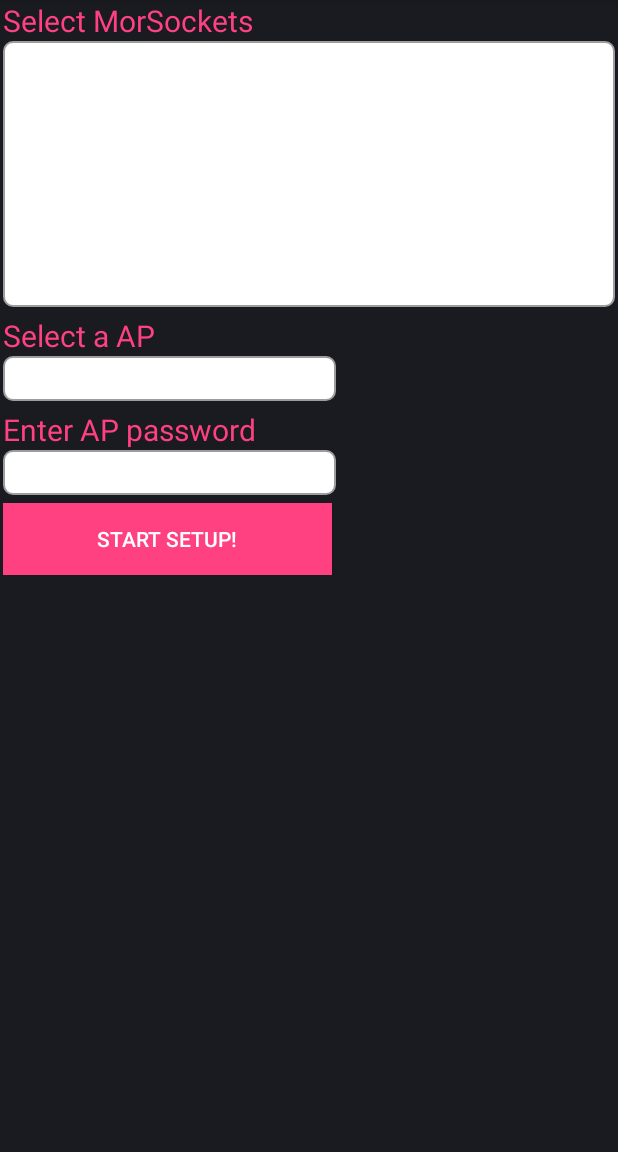
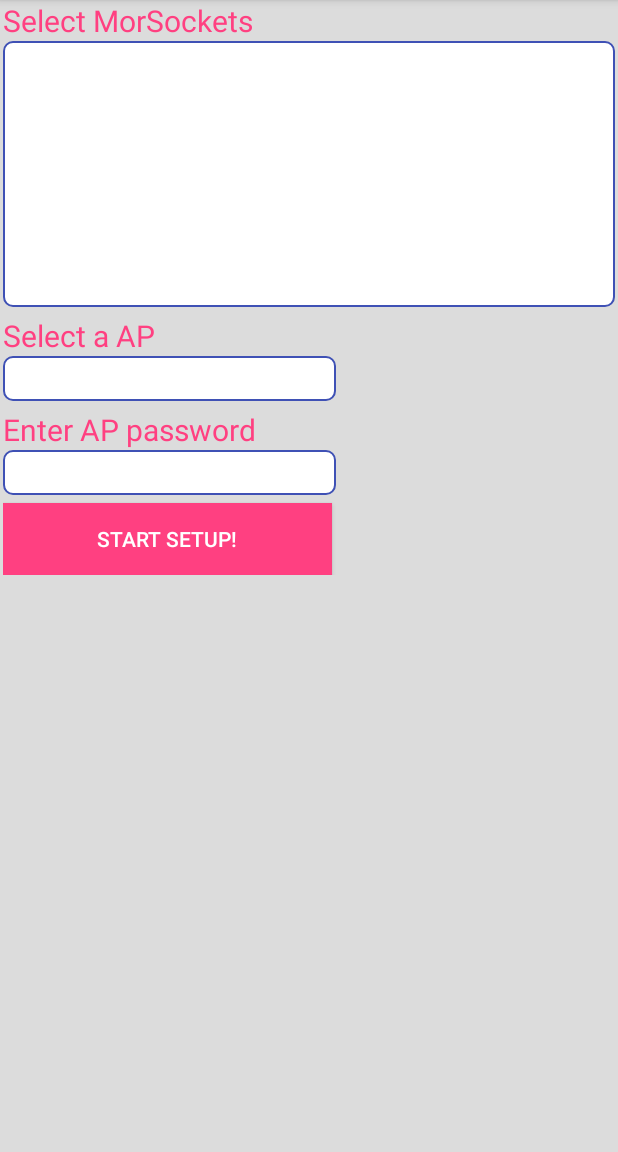
Before and after one commit to IoTtalk/MorSocketCtl, an Android app: the layout activity_setup.xml on its own in the app's theme, with its tools: preview values and no code run, on a phone screen of 412 x 824 dp, the part 84-1236 px from its top. Run offline under Robolectric (Android 15) with nearby library versions, the phone set to English and light mode, and no system bars.

Commit message:
UI adjust

```diff
--- a/MorSocketCtl/src/main/java/tw/edu/nctu/pcslab/socketctl/ControllerActivity.java
+++ b/MorSocketCtl/src/main/java/tw/edu/nctu/pcslab/socketctl/ControllerActivity.java
@@ -33,14 +33,13 @@ import android.widget.EditText;
 import android.widget.LinearLayout;
 import android.widget.ListView;
 import android.widget.PopupWindow;
-import android.widget.Spinner;
 import android.widget.Switch;
 import android.widget.TextView;
-import android.widget.Toast;
 
 import com.github.aakira.expandablelayout.Utils;
 import com.google.gson.Gson;
 import com.qmuiteam.qmui.util.QMUIDisplayHelper;
+import com.qmuiteam.qmui.widget.QMUITopBar;
 import com.qmuiteam.qmui.widget.popup.QMUIListPopup;
 import com.qmuiteam.qmui.widget.popup.QMUIPopup;
 
@@ -313,6 +312,7 @@ public class ControllerActivity extends AppCompatActivity {
     protected void onCreate(Bundle savedInstanceState) {
         super.onCreate(savedInstanceState);
         setContentView(R.layout.activity_controller);
+
         context = ControllerActivity.this;
         prefs = getPreferences(MODE_PRIVATE);
         prefsEditor = prefs.edit();
--- a/MorSocketCtl/src/main/res/drawable/border.xml
+++ b/MorSocketCtl/src/main/res/drawable/border.xml
@@ -2,6 +2,6 @@
     android:shape="rectangle">
     <solid android:color="@android:color/white"/>
     <corners android:radius="6dp"/>
-    <stroke android:width="1dp"
-        android:color="@color/darkgray"/>
+    <stroke android:width="2px"
+        android:color="@color/colorPrimary"/>
 </shape>
--- a/MorSocketCtl/src/main/res/layout/activity_controller.xml
+++ b/MorSocketCtl/src/main/res/layout/activity_controller.xml
@@ -11,6 +11,7 @@
     android:paddingTop="@dimen/activity_vertical_margin"
     tools:context="tw.edu.nctu.pcslab.socketctl.ControllerActivity"
     android:background="@color/gray">
+
 
     <android.support.v7.widget.RecyclerView
             android:layout_width="match_parent"
--- a/MorSocketCtl/src/main/res/layout/activity_setup.xml
+++ b/MorSocketCtl/src/main/res/layout/activity_setup.xml
@@ -2,7 +2,8 @@
 
 <ScrollView xmlns:android="http://schemas.android.com/apk/res/android"
     android:layout_width="fill_parent" android:layout_height="match_parent"
-    android:scrollbars="vertical">
+    android:scrollbars="vertical"
+    android:background="@color/gray">
 
 <LinearLayout xmlns:android="http://schemas.android.com/apk/res/android"
     android:orientation="vertical" android:layout_width="match_parent"
--- a/MorSocketCtl/src/main/res/layout/appliance_row_view.xml
+++ b/MorSocketCtl/src/main/res/layout/appliance_row_view.xml
@@ -13,6 +13,7 @@
         android:textColor="@android:color/black"
         android:padding="2dp"
         android:maxLines="1"
-        android:layout_gravity="center_vertical" />
+        android:layout_gravity="center_vertical"
+        android:background="@drawable/border2" />
 
 </LinearLayout>
--- a/MorSocketCtl/src/main/res/layout/socket_row_view.xml
+++ b/MorSocketCtl/src/main/res/layout/socket_row_view.xml
@@ -43,7 +43,7 @@
         android:textColorLink="?android:attr/textColorLink" />
     <Button
         android:text="------"
-        android:layout_height="wrap_content"
+        android:layout_height="match_parent"
         android:id="@+id/appliance_list_button"
         android:layout_marginStart="13dp"
         android:layout_gravity="center_vertical"
--- a/MorSocketCtl/src/main/res/values/colors.xml
+++ b/MorSocketCtl/src/main/res/values/colors.xml
@@ -7,7 +7,7 @@
     <color name="colorFailed">#dc143c</color>
 
     <color name="mediumaquamarine">#66cdaa</color>
-    <color name="white">#fff</color>
+    <color name="white">#ffffff</color>
     <color name="blue">#00008b</color>
     <color name="indigo">#4b0082</color>
     <color name="gray">#dcdcdc</color>
--- a/MorSocketCtl/src/main/res/values/styles.xml
+++ b/MorSocketCtl/src/main/res/values/styles.xml
@@ -3,11 +3,19 @@
     <!-- Base application theme. -->
     <style name="AppTheme" parent="QMUI.Compat">
         <!-- Customize your theme here. -->
-        <item name="colorPrimary">@color/colorPrimary</item>
-        <item name="colorPrimaryDark">@color/colorPrimaryDark</item>
-        <item name="colorAccent">@color/colorAccent</item>
-        <item name="android:dropDownListViewStyle">@style/SpinnerStyle</item>
-        <item name="android:spinnerDropDownItemStyle">@style/SpinnerStyle</item>
+        <!--<item name="colorPrimary">@color/colorPrimary</item>-->
+        <item name="colorPrimary">#5A9AEF</item> <!-- Aqua -->
+        <item name="android:statusBarColor">#5A9AEF</item>
+        <item name="titleTextColor">#ffffff</item>
+        <item name="drawerArrowStyle">@style/DrawerArrowStyle</item>
+
+        <!--<item name="colorAccent">@color/colorAccent</item>-->
+        <!--<item name="android:dropDownListViewStyle">@style/SpinnerStyle</item>-->
+        <!--<item name="android:spinnerDropDownItemStyle">@style/SpinnerStyle</item>-->
+    </style>
+    <style name="DrawerArrowStyle" parent="Widget.AppCompat.DrawerArrowToggle">
+        <item name="spinBars">true</item>
+        <item name="color">@color/white</item>
     </style>
     <!--<style name="SpinnerStyle" parent="Widget.AppCompat.ListView.DropDown">-->
         <!--<item name="android:divider">#d1d1d1</item>-->
```
Also changed, not shown: MorSocketCtl/src/main/res/drawable/radius_button_bg.xml (+6 -6 lines), MorSocketCtl/src/main/res/drawable/radius_button_bg_pressed.xml (+6 -6 lines).
